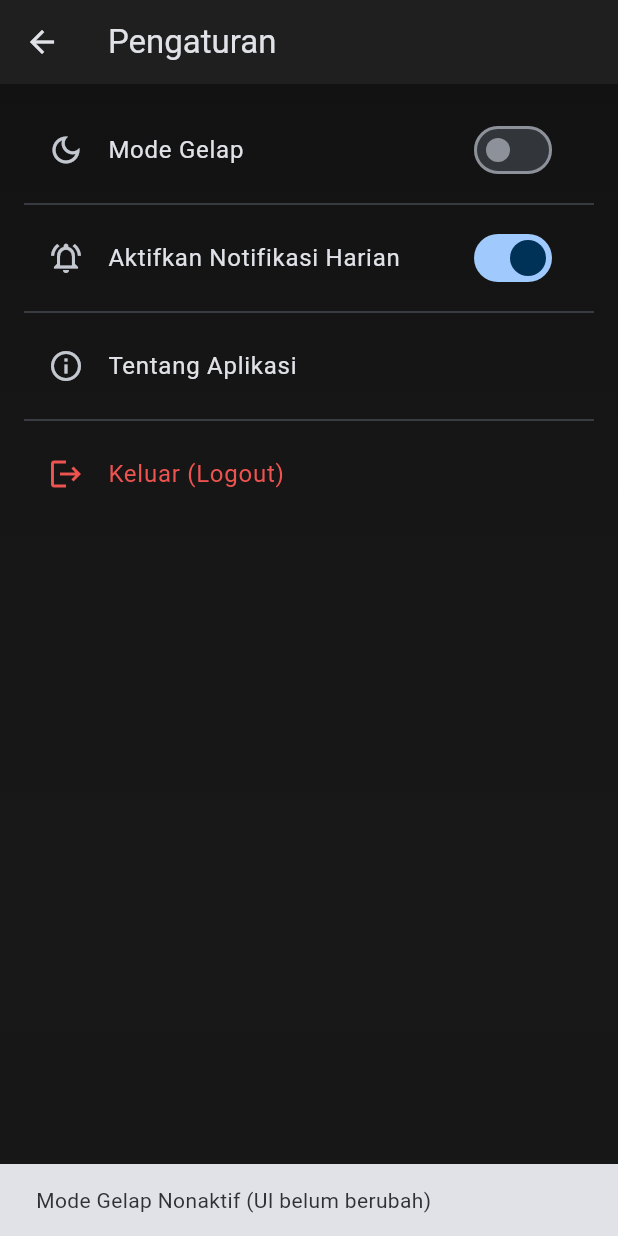
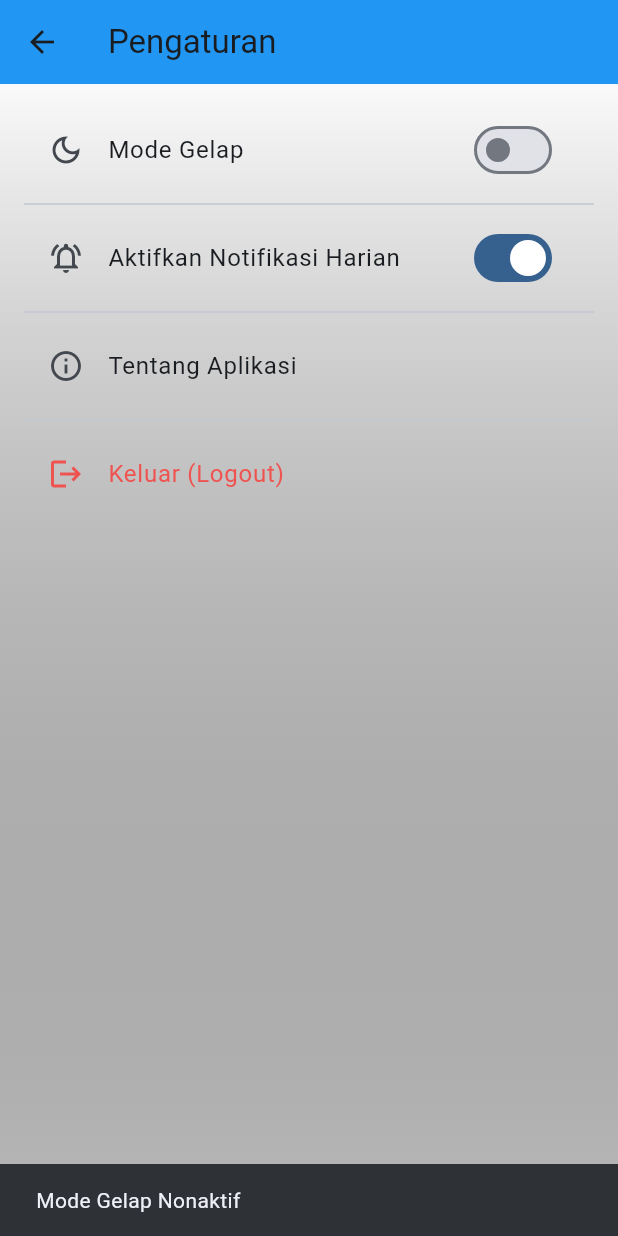
Before and after one commit to Wilyam2005/insightmid_app, a Flutter app: the SettingsPage screen opened directly, after a tap on "Mode Gelap", on a phone screen of 412 x 824 dp. Run offline on Flutter 3.47's test engine with Material 3 defaults, Android fonts, the light colour scheme and no system bars; our stand-ins replace camera, fl_chart, flutter_riverpod, hive, hive_flutter, smooth_page_indicator; missing offline and left inert: google_mlkit_face_detection; accounts and stored records are empty.

Commit message:
Integrate global theme manager for dark mode toggle
Replaced local dark mode state with global theme manager integration for better app-wide theme control.

```diff
--- a/lib/features/insightmind/presentation/pages/settings_page.dart
+++ b/lib/features/insightmind/presentation/pages/settings_page.dart
@@ -1,6 +1,7 @@
 // lib/features/insightmind/presentation/pages/settings_page.dart
 
 import 'package:flutter/material.dart';
+import 'package:insightmid_app/theme_manager.dart';
 
 class SettingsPage extends StatefulWidget {
   const SettingsPage({super.key});
@@ -10,7 +11,6 @@ class SettingsPage extends StatefulWidget {
 }
 
 class _SettingsPageState extends State<SettingsPage> {
-  bool _darkMode = true; // Asumsi default dark mode
   bool _notificationsEnabled = true;
 
   @override
@@ -33,19 +33,28 @@ class _SettingsPageState extends State<SettingsPage> {
         child: ListView(
           padding: const EdgeInsets.all(16.0),
           children: [
-            SwitchListTile(
-              title: const Text('Mode Gelap'),
-              value: _darkMode,
-              onChanged: (bool value) {
-                setState(() {
-                  _darkMode = value;
-                  // TODO: Implementasi logika ganti tema aplikasi
-                  ScaffoldMessenger.of(context).showSnackBar(
-                    SnackBar(content: Text('Mode Gelap ${value ? 'Aktif' : 'Nonaktif'} (UI belum berubah)')),
-                  );
-                });
+            // Use the global theme manager so toggling affects the whole app.
+            ValueListenableBuilder<ThemeMode>(
+              valueListenable: themeModeNotifier,
+              builder: (context, mode, child) {
+                return SwitchListTile(
+                  title: const Text('Mode Gelap'),
+                  value: mode == ThemeMode.dark,
+                  onChanged: (bool value) {
+                    // Toggle the global theme. The app listens to themeModeNotifier.
+                    toggleThemeMode();
+                    // inform user
+                    ScaffoldMessenger.of(context).showSnackBar(
+                      SnackBar(
+                        content: Text('Mode Gelap ${value ? 'Aktif' : 'Nonaktif'}'),
+                        duration: const Duration(seconds: 1),
+                      ),
+                    );
+                    setState(() {}); // rebuild to reflect new switch state
+                  },
+                  secondary: const Icon(Icons.dark_mode_outlined),
+                );
               },
-              secondary: const Icon(Icons.dark_mode_outlined),
             ),
             const Divider(),
             SwitchListTile(
```
